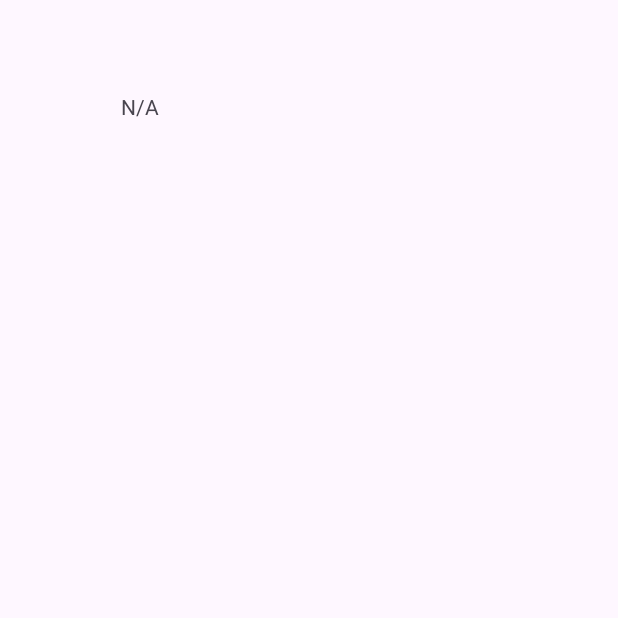
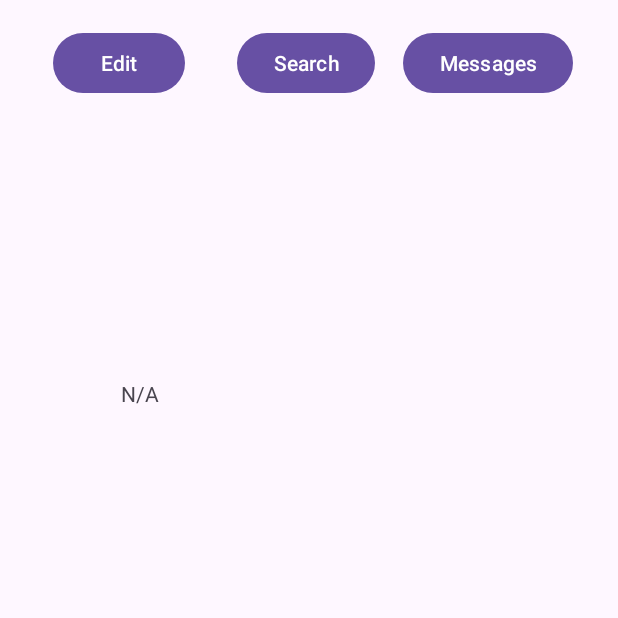
Before and after one commit to CS5520Fall2024Feinberg/Group5_Final, an Android app: the loginPage screen opened directly, with no data from a screen before it, on a phone screen of 412 x 824 dp, the top half of it. Before the commit the part shown is almost empty. Run offline under Robolectric (Android 15) with nearby library versions, the phone set to English and light mode, and no system bars.

Commit message:
added page for search and recycler view, still need to flush out logic for search.

```diff
--- a/app/build.gradle.kts
+++ b/app/build.gradle.kts
@@ -39,6 +39,7 @@ dependencies {
     implementation(libs.activity)
     implementation(libs.constraintlayout)
     implementation(libs.firebase.database)
+    implementation(libs.firebase.storage)
     testImplementation(libs.junit)
     androidTestImplementation(libs.ext.junit)
     androidTestImplementation(libs.espresso.core)
--- a/app/src/main/AndroidManifest.xml
+++ b/app/src/main/AndroidManifest.xml
@@ -12,6 +12,9 @@
         android:supportsRtl="true"
         android:theme="@style/Theme.Group5_final"
         tools:targetApi="31">
+        <activity
+            android:name=".SearchActivity"
+            android:exported="false" />
         <activity
             android:name=".loginPage"
             android:exported="false" />
--- a/app/src/main/java/edu/northeastern/group5_final/loginPage.java
+++ b/app/src/main/java/edu/northeastern/group5_final/loginPage.java
@@ -1,6 +1,8 @@
 package edu.northeastern.group5_final;
 
+import android.content.Intent;
 import android.os.Bundle;
+import android.widget.Button;
 
 import androidx.activity.EdgeToEdge;
 import androidx.appcompat.app.AppCompatActivity;
@@ -16,7 +18,10 @@ public class loginPage extends AppCompatActivity {
         EdgeToEdge.enable(this);
         setContentView(R.layout.activity_login_page);
 
-
+        Button btnSeach = findViewById(R.id.btn_lp_search);
+        btnSeach.setOnClickListener(v -> {
+            startActivity(new Intent(this, SearchActivity.class));
+        });
 
         ViewCompat.setOnApplyWindowInsetsListener(findViewById(R.id.main), (v, insets) -> {
             Insets systemBars = insets.getInsets(WindowInsetsCompat.Type.systemBars());
--- a/app/src/main/res/layout/activity_login_page.xml
+++ b/app/src/main/res/layout/activity_login_page.xml
@@ -9,14 +9,14 @@
 
     <ImageView
         android:id="@+id/imv_profilePic"
-        android:layout_width="wrap_content"
-        android:layout_height="wrap_content"
+        android:layout_width="152dp"
+        android:layout_height="139dp"
         app:layout_constraintBottom_toBottomOf="parent"
         app:layout_constraintEnd_toEndOf="parent"
-        app:layout_constraintHorizontal_bias="0.151"
+        app:layout_constraintHorizontal_bias="0.061"
         app:layout_constraintStart_toStartOf="parent"
-        app:layout_constraintTop_toTopOf="parent"
-        app:layout_constraintVertical_bias="0.026"
+        app:layout_constraintTop_toBottomOf="@+id/btn_lp_edit"
+        app:layout_constraintVertical_bias="0.028"
         tools:srcCompat="@tools:sample/avatars" />
 
     <TextView
@@ -30,4 +30,40 @@
         app:layout_constraintStart_toStartOf="parent"
         app:layout_constraintTop_toBottomOf="@+id/imv_profilePic"
         app:layout_constraintVertical_bias="0.051" />
+
+    <Button
+        android:id="@+id/btn_lp_messages"
+        android:layout_width="wrap_content"
+        android:layout_height="wrap_content"
+        android:text="@string/btn_lp_messages"
+        app:layout_constraintBottom_toBottomOf="parent"
+        app:layout_constraintEnd_toEndOf="parent"
+        app:layout_constraintHorizontal_bias="0.377"
+        app:layout_constraintStart_toEndOf="@+id/btn_lp_search"
+        app:layout_constraintTop_toTopOf="parent"
+        app:layout_constraintVertical_bias="0.023" />
+
+    <Button
+        android:id="@+id/btn_lp_search"
+        android:layout_width="wrap_content"
+        android:layout_height="wrap_content"
+        android:text="@string/btn_lp_seach"
+        app:layout_constraintBottom_toBottomOf="parent"
+        app:layout_constraintEnd_toEndOf="parent"
+        app:layout_constraintHorizontal_bias="0.175"
+        app:layout_constraintStart_toEndOf="@+id/btn_lp_edit"
+        app:layout_constraintTop_toTopOf="parent"
+        app:layout_constraintVertical_bias="0.023" />
+
+    <Button
+        android:id="@+id/btn_lp_edit"
+        android:layout_width="wrap_content"
+        android:layout_height="wrap_content"
+        android:text="@string/btn_lp_edit"
+        app:layout_constraintBottom_toBottomOf="parent"
+        app:layout_constraintEnd_toEndOf="parent"
+        app:layout_constraintHorizontal_bias="0.109"
+        app:layout_constraintStart_toStartOf="parent"
+        app:layout_constraintTop_toTopOf="parent"
+        app:layout_constraintVertical_bias="0.023" />
 </androidx.constraintlayout.widget.ConstraintLayout>
--- a/app/src/main/res/values/strings.xml
+++ b/app/src/main/res/values/strings.xml
@@ -15,4 +15,12 @@
     <string name="enter_your_first_name">enter your first name</string>
     <string name="btn_su_signup">Sign Up!</string>
     <string name="txt_lp_name">N/A</string>
+    <string name="btn_lp_edit">Edit</string>
+    <string name="btn_lp_seach">Search</string>
+    <string name="btn_lp_messages">Messages</string>
+    <string name="btn_src_view">View</string>
+    <string name="txt_userFullName">N/A</string>
+    <string name="btn_search">Search</string>
+    <string name="rbtn_sa_users">Music Artists</string>
+    <string name="rbtn_sa_bands">Music Groups</string>
 </resources>
--- a/gradle/libs.versions.toml
+++ b/gradle/libs.versions.toml
@@ -9,6 +9,7 @@ activity = "1.9.3"
 constraintlayout = "2.2.0"
 googleGmsGoogleServices = "4.4.2"
 firebaseDatabase = "21.0.0"
+firebaseStorage = "21.0.1"
 
 [libraries]
 junit = { group = "junit", name = "junit", version.ref = "junit" }
@@ -19,6 +20,7 @@ material = { group = "com.google.android.material", name = "material", version.r
 activity = { group = "androidx.activity", name = "activity", version.ref = "activity" }
 constraintlayout = { group = "androidx.constraintlayout", name = "constraintlayout", version.ref = "constraintlayout" }
 firebase-database = { group = "com.google.firebase", name = "firebase-database", version.ref = "firebaseDatabase" }
+firebase-storage = { group = "com.google.firebase", name = "firebase-storage", version.ref = "firebaseStorage" }
 
 [plugins]
 android-application = { id = "com.android.application", version.ref = "agp" }
```
Also changed, not shown: app/src/main/java/edu/northeastern/group5_final/SR_RecyclerViewAdapter.java (added, +65 -0 lines), app/src/main/java/edu/northeastern/group5_final/SearchActivity.java (added, +55 -0 lines), app/src/main/java/edu/northeastern/group5_final/SearchResults.java (added, +36 -0 lines), app/src/main/res/layout/activity_search.xml (added, +71 -0 lines), app/src/main/res/layout/search_recycler_view_row.xml (added, +71 -0 lines).
